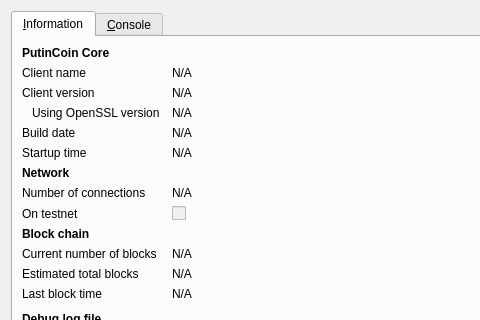
First picture: the form in src/qt/forms/rpcconsole.ui, repository PutinCoinPUT/PutinCoin, before the edit; both pictures show x 0 to 480 and y 0 to 320 of the 740 by 450 pixel window.
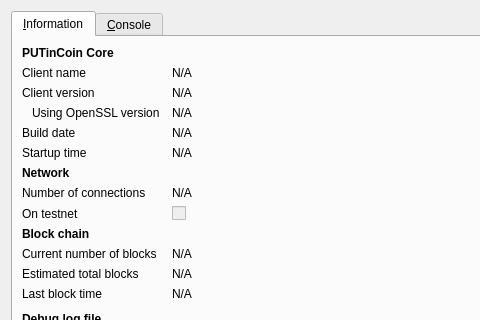
Second picture: the form after the edit. Icons and pictures are not drawn.

```diff
--- a/src/qt/forms/rpcconsole.ui
+++ b/src/qt/forms/rpcconsole.ui
@@ -36,7 +36,7 @@
           </font>
          </property>
          <property name="text">
-          <string>PutinCoin Core</string>
+          <string>PUTinCoin Core</string>
          </property>
         </widget>
        </item>
```
Left out of the diff: 6 changed lines with no effect on the pictures.
